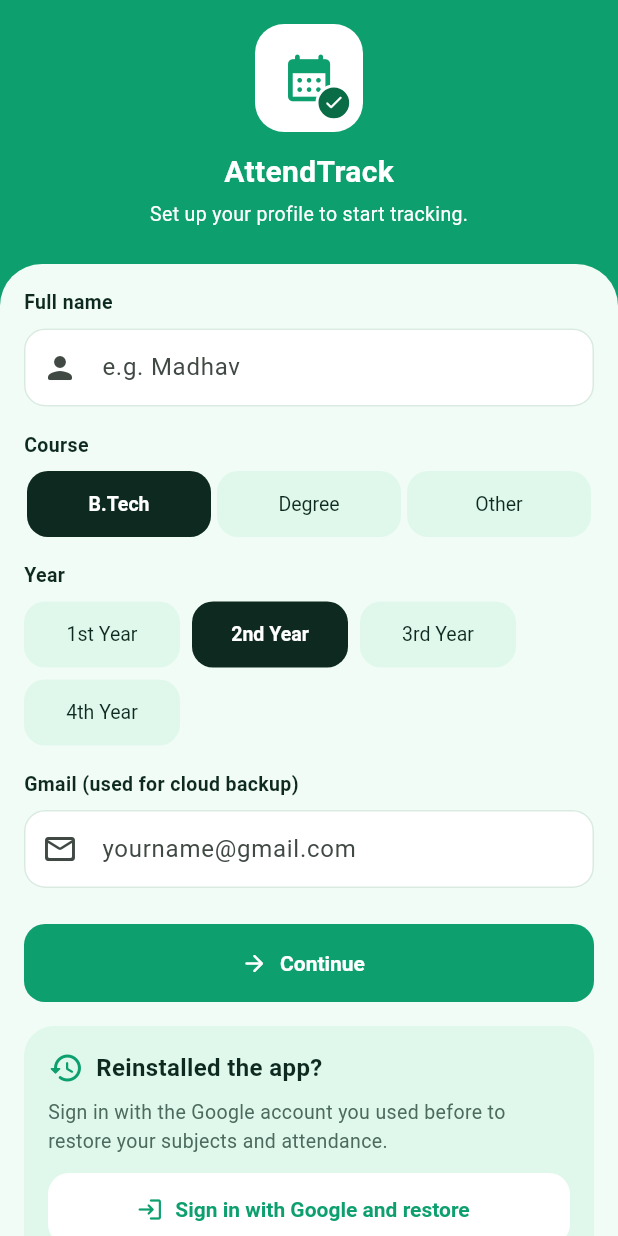
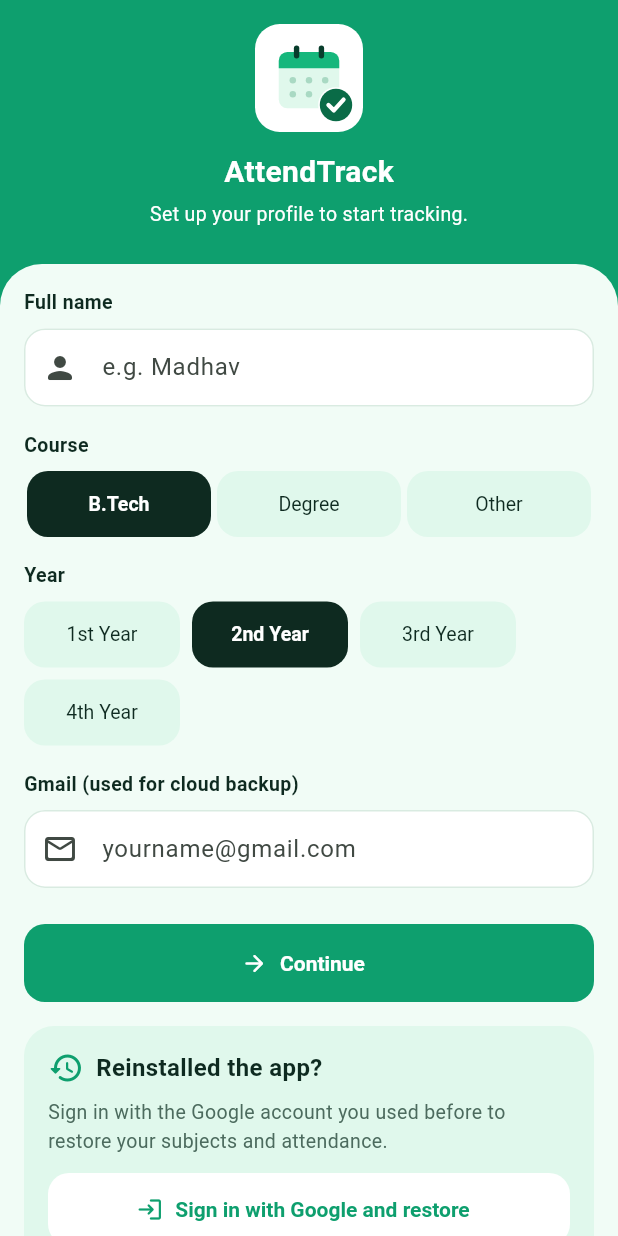
Before and after one commit to rachamadhav28-spec/attendtrack-, a Flutter app: the screen it shows after launch, on a phone screen of 412 x 824 dp. Run offline on Flutter 3.47's test engine with Material 3 defaults, Android fonts, the phone set to English and light mode, and no system bars; our stand-ins replace cloud_firestore, file_picker, firebase_auth, firebase_core, qr_flutter, shared_preferences; missing offline and left inert: mobile_scanner, qr; accounts and stored records are empty.

Commit message:
One logo everywhere, drop old icon-based logo; no-shrink build for camera crash
Co-Authored-By: Claude Sonnet 5.5 <noreply@anthropic.com>
Claude-Session: https://claude.ai/code/session_01FA6auZpS5fLb1PAvRyaE8L

```diff
--- a/lib/main.dart
+++ b/lib/main.dart
@@ -41,67 +41,13 @@ class AttendTrackApp extends StatelessWidget {
 
 class AttendanceAppLogo extends StatelessWidget {
   final double size;
-  final bool showLabel;
-  const AttendanceAppLogo({super.key, this.size = 76, this.showLabel = false});
+  const AttendanceAppLogo({super.key, this.size = 76});
 
   @override
-  Widget build(BuildContext context) {
-    final mark = Container(
+  Widget build(BuildContext context) => SizedBox(
       width: size,
       height: size,
-      decoration: BoxDecoration(
-        color: Colors.white,
-        borderRadius: BorderRadius.circular(size * 0.27),
-      ),
-      child: Stack(
-        alignment: Alignment.center,
-        children: [
-          Icon(Icons.calendar_month_rounded,
-              size: size * 0.52, color: AppColors.primary),
-          Positioned(
-            bottom: size * 0.1,
-            right: size * 0.1,
-            child: Container(
-              width: size * 0.34,
-              height: size * 0.34,
-              decoration: BoxDecoration(
-                color: AppColors.good,
-                shape: BoxShape.circle,
-                border: Border.all(color: Colors.white, width: 2),
-              ),
-              child: Icon(Icons.check_rounded,
-                  color: Colors.white, size: size * 0.2),
-            ),
-          ),
-        ],
-      ),
-    );
-    final content = Column(
-      mainAxisSize: MainAxisSize.min,
-      children: [
-        mark,
-        if (showLabel) ...[
-          const SizedBox(height: 8),
-          const Text(
-            'AttendTrack',
-            style: TextStyle(
-                fontWeight: FontWeight.w600,
-                fontSize: 16,
-                color: AppColors.ink),
-          ),
-        ],
-      ],
-    );
-    if (reduceMotion(context)) return content;
-    return TweenAnimationBuilder<double>(
-      tween: Tween(begin: 0.9, end: 1.0),
-      duration: const Duration(milliseconds: 260),
-      curve: Curves.easeOutBack,
-      builder: (context, scale, child) =>
-          Transform.scale(scale: scale, child: child),
-      child: content,
-    );
-  }
+      child: CustomPaint(painter: LogoPainter(1, 1)));
 }
 
 class SubjectModel {
--- a/lib/splash.dart
+++ b/lib/splash.dart
@@ -76,7 +76,7 @@ class _SplashScreenState extends State<SplashScreen>
                       height: 168,
                       child: CustomPaint(
                           painter:
-                              _LogoPainter(badge.value, tick.value)),
+                              LogoPainter(badge.value, tick.value)),
                     ),
                   ),
                 ),
@@ -107,10 +107,10 @@ class _SplashScreenState extends State<SplashScreen>
   }
 }
 
-class _LogoPainter extends CustomPainter {
+class LogoPainter extends CustomPainter {
   final double badge;
   final double tick;
-  _LogoPainter(this.badge, this.tick);
+  LogoPainter(this.badge, this.tick);
 
   @override
   void paint(Canvas canvas, Size size) {
@@ -165,5 +165,5 @@ class _LogoPainter extends CustomPainter {
   }
 
   @override
-  bool shouldRepaint(_LogoPainter o) => o.badge != badge || o.tick != tick;
+  bool shouldRepaint(LogoPainter o) => o.badge != badge || o.tick != tick;
 }
```
Also changed, not shown: 1 other file.
